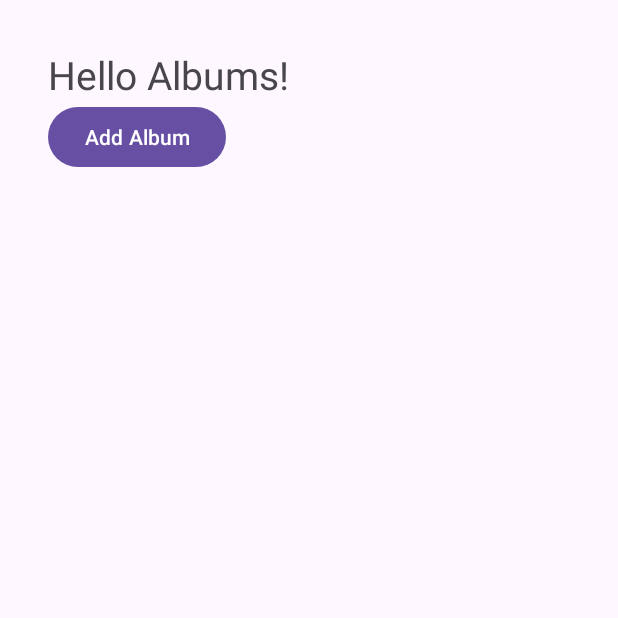
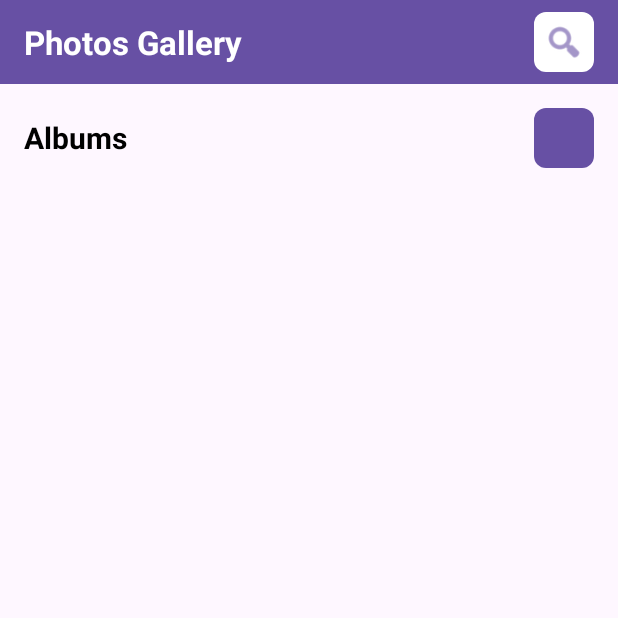
Before and after one commit to ayushp0728/Android36, an Android app: the screen it shows after launch (MainActivity), on a phone screen of 412 x 824 dp, the top half of it. Run offline under Robolectric (Android 15) with nearby library versions, the phone set to English and light mode, and no system bars.

Commit message:
Home UI updated

```diff
--- a/app/src/main/java/com/example/android36java/AlbumAdapter.java
+++ b/app/src/main/java/com/example/android36java/AlbumAdapter.java
@@ -3,36 +3,49 @@ package com.example.android36java;
 import android.view.LayoutInflater;
 import android.view.View;
 import android.view.ViewGroup;
+import android.widget.ImageButton;
+import android.widget.ImageView;
 import android.widget.TextView;
+
 import androidx.recyclerview.widget.RecyclerView;
+
 import com.example.android36java.model.Album;
-import android.widget.ImageButton;
-import android.widget.TextView;
-import android.view.View;
-import android.view.ViewGroup;
-import android.view.LayoutInflater;
 
 import java.util.List;
 
 public class AlbumAdapter extends RecyclerView.Adapter<AlbumAdapter.AlbumViewHolder> {
 
     private List<Album> albums;
-    private OnAlbumClickListener listener;
+
+    // Click interfaces
     public interface OnAlbumClickListener {
         void onAlbumClick(int position);
     }
-    public interface OnRenameListener { void onRename(int pos); }
-    public interface OnDeleteListener { void onDelete(int pos); }
+    public interface OnRenameListener {
+        void onRename(int pos);
+    }
+    public interface OnDeleteListener {
+        void onDelete(int pos);
+    }
 
+    private OnAlbumClickListener albumClickListener;
     private OnRenameListener renameListener;
     private OnDeleteListener deleteListener;
 
-    public void setOnRenameListener(OnRenameListener l) { renameListener = l; }
-    public void setOnDeleteListener(OnDeleteListener l) { deleteListener = l; }
-
-
     public AlbumAdapter(List<Album> albums) {
         this.albums = albums;
+    }
+
+    public void setOnAlbumClickListener(OnAlbumClickListener listener) {
+        this.albumClickListener = listener;
+    }
+
+    public void setOnRenameListener(OnRenameListener l) {
+        this.renameListener = l;
+    }
+
+    public void setOnDeleteListener(OnDeleteListener l) {
+        this.deleteListener = l;
     }
 
     @Override
@@ -41,25 +54,33 @@ public class AlbumAdapter extends RecyclerView.Adapter<AlbumAdapter.AlbumViewHol
                 .inflate(R.layout.item_album, parent, false);
         return new AlbumViewHolder(v);
     }
-    public void setOnAlbumClickListener(OnAlbumClickListener listener) {
-        this.listener = listener;
-    }
 
     @Override
     public void onBindViewHolder(AlbumViewHolder holder, int pos) {
         Album a = albums.get(pos);
         holder.tvName.setText(a.getName());
 
-        holder.itemView.setOnClickListener(v -> {
-            if (listener != null) listener.onAlbumClick(pos);
-        });
+        // Open album when clicking thumbnail OR name OR whole item
+        View.OnClickListener openListener = v -> {
+            if (albumClickListener != null) {
+                albumClickListener.onAlbumClick(holder.getAdapterPosition());
+            }
+        };
 
+        holder.itemView.setOnClickListener(openListener);
+        holder.tvName.setOnClickListener(openListener);
+        holder.imageThumb.setOnClickListener(openListener);
+
+        // Rename
         if (renameListener != null) {
-            holder.btnRename.setOnClickListener(v -> renameListener.onRename(pos));
+            holder.btnRename.setOnClickListener(v ->
+                    renameListener.onRename(holder.getAdapterPosition()));
         }
 
+        // Delete
         if (deleteListener != null) {
-            holder.btnDelete.setOnClickListener(v -> deleteListener.onDelete(pos));
+            holder.btnDelete.setOnClickListener(v ->
+                    deleteListener.onDelete(holder.getAdapterPosition()));
         }
     }
 
@@ -69,12 +90,14 @@ public class AlbumAdapter extends RecyclerView.Adapter<AlbumAdapter.AlbumViewHol
     }
 
     static class AlbumViewHolder extends RecyclerView.ViewHolder {
+        ImageView imageThumb;
         TextView tvName;
         ImageButton btnRename;
         ImageButton btnDelete;
 
         public AlbumViewHolder(View v) {
             super(v);
+            imageThumb = v.findViewById(R.id.imageAlbumThumb);
             tvName = v.findViewById(R.id.tvAlbumName);
             btnRename = v.findViewById(R.id.btnRename);
             btnDelete = v.findViewById(R.id.btnDelete);
--- a/app/src/main/java/com/example/android36java/MainActivity.java
+++ b/app/src/main/java/com/example/android36java/MainActivity.java
@@ -3,6 +3,8 @@ package com.example.android36java;
 import androidx.appcompat.app.AppCompatActivity;
 import androidx.recyclerview.widget.LinearLayoutManager;
 import androidx.recyclerview.widget.RecyclerView;
+import androidx.recyclerview.widget.GridLayoutManager;
+
 
 import android.os.Bundle;
 import android.widget.Button;
@@ -61,7 +63,7 @@ public class MainActivity extends AppCompatActivity {
         DataStore.getInstance().load(this);
 
         RecyclerView rv = findViewById(R.id.recyclerAlbums);
-        rv.setLayoutManager(new LinearLayoutManager(this));
+        rv.setLayoutManager(new GridLayoutManager(this, 3));
 
         albumAdapter = new AlbumAdapter(DataStore.getInstance().getAlbums());
         rv.setAdapter(albumAdapter);
--- /dev/null
+++ b/app/src/main/res/drawable/rounded_album_card.xml
@@ -0,0 +1,4 @@
+<shape xmlns:android="http://schemas.android.com/apk/res/android">
+    <solid android:color="@android:color/white" />
+    <corners android:radius="10dp" />
+</shape>
--- /dev/null
+++ b/app/src/main/res/drawable/rounded_button.xml
@@ -0,0 +1,13 @@
+<?xml version="1.0" encoding="utf-8"?>
+<shape xmlns:android="http://schemas.android.com/apk/res/android">
+
+    <solid android:color="@android:color/white" />
+
+    <corners android:radius="8dp" />
+
+    <padding
+        android:left="8dp"
+        android:top="8dp"
+        android:right="8dp"
+        android:bottom="8dp" />
+</shape>
--- a/app/src/main/res/layout/activity_main.xml
+++ b/app/src/main/res/layout/activity_main.xml
@@ -1,26 +1,88 @@
 <?xml version="1.0" encoding="utf-8"?>
 <LinearLayout xmlns:android="http://schemas.android.com/apk/res/android"
     android:orientation="vertical"
-    android:padding="32dp"
+    android:fitsSystemWindows="true"
     android:layout_width="match_parent"
     android:layout_height="match_parent">
 
+    <!-- Top toolbar -->
+    <RelativeLayout
+        android:id="@+id/topBar"
+        android:layout_width="match_parent"
+        android:layout_height="56dp"
+        android:background="#6750a4"
+        android:paddingStart="16dp"
+        android:paddingEnd="16dp">
+
         <TextView
-        android:id="@+id/tvHello"
+            android:id="@+id/tvToolbarTitle"
             android:layout_width="wrap_content"
             android:layout_height="wrap_content"
-        android:text="Hello Albums!"
-        android:textSize="26sp" />
+            android:layout_centerVertical="true"
+            android:text="Photos Gallery"
+            android:textColor="@android:color/white"
+            android:textStyle="bold"
+            android:textSize="22sp" />
 
+        <ImageButton
+            android:id="@+id/btnToolbarSearch"
+            android:layout_width="40dp"
+            android:layout_height="40dp"
+            android:layout_alignParentEnd="true"
+            android:layout_centerVertical="true"
+            android:background="@drawable/rounded_button"
+            android:scaleType="centerInside"
+            android:padding="6dp"
+            android:src="@android:drawable/ic_menu_search"
+            android:tint="#6750a4"
+            android:contentDescription="Search"
+            android:focusable="true"
+            android:clickable="true" />
+    </RelativeLayout>
+
+    <!-- Content area -->
+    <LinearLayout
+        android:orientation="vertical"
+        android:padding="16dp"
+        android:layout_width="match_parent"
+        android:layout_height="match_parent">
+
+        <!-- Header row: 'Albums' + Add button -->
+        <LinearLayout
+            android:orientation="horizontal"
+            android:layout_width="match_parent"
+            android:layout_height="wrap_content"
+            android:gravity="center_vertical">
+
+            <TextView
+                android:id="@+id/tvAlbumsHeader"
+                android:layout_width="0dp"
+                android:layout_height="wrap_content"
+                android:layout_weight="1"
+                android:text="Albums"
+                android:textSize="20sp"
+                android:textStyle="bold"
+                android:textColor="@android:color/black" />
+
+            <!-- White rounded button with blue "+" -->
             <Button
                 android:id="@+id/btnAddAlbum"
-        android:layout_width="wrap_content"
-        android:layout_height="wrap_content"
-        android:text="Add Album" />
+                android:layout_width="40dp"
+                android:layout_height="40dp"
+                android:background="@drawable/rounded_button"
+                android:text="+"
+                android:textSize="20dp"
+                android:gravity="center" />
+        </LinearLayout>
 
+        <!-- Albums grid -->
         <androidx.recyclerview.widget.RecyclerView
             android:id="@+id/recyclerAlbums"
             android:layout_width="match_parent"
             android:layout_height="0dp"
+            android:layout_marginTop="8dp"
             android:layout_weight="1" />
+
     </LinearLayout>
+
+</LinearLayout>
```
Also changed, not shown: app/src/main/res/layout/item_album.xml (+48 -14 lines). Lines whose indentation alone changed are shown as unchanged.
